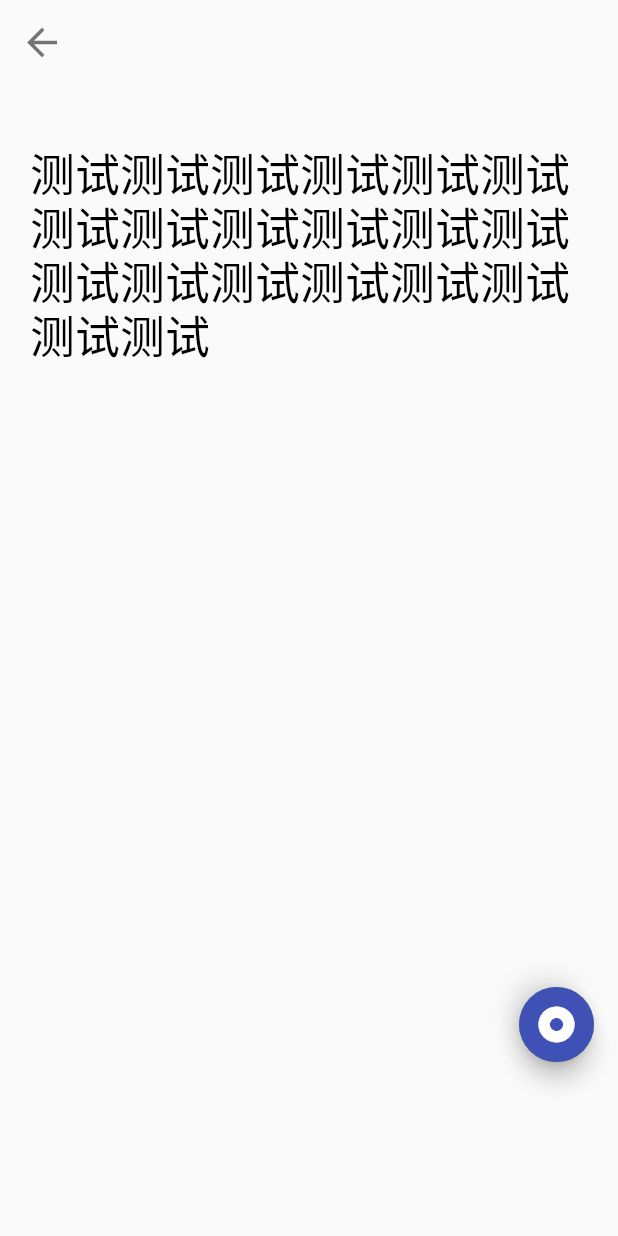
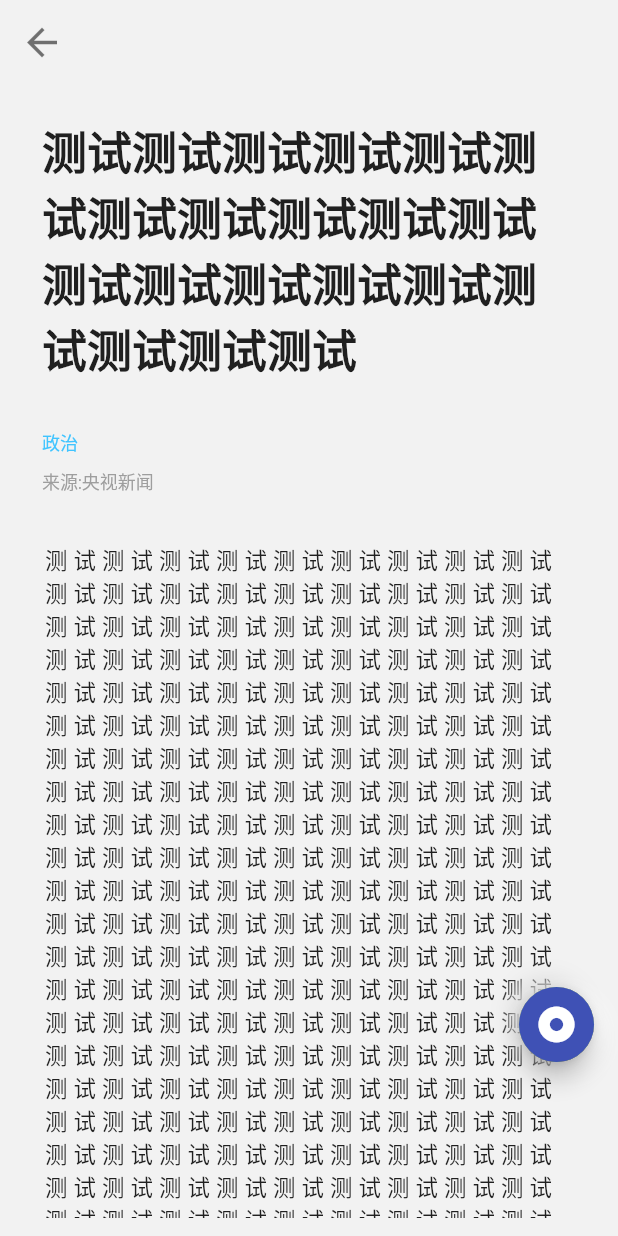
Before and after one commit to codezyu/plack, a Flutter app: the NewsPage screen opened directly, on a phone screen of 412 x 824 dp. Run offline on Flutter 3.47's test engine with Material 2 defaults, Android fonts, the phone set to English and light mode, and no system bars; drawn by our look-alikes of clay_containers; our stand-ins replace cached_network_image, camera, flutter_markdown, flutter_neumorphic, flutter_riverpod, focused_menu and 4 more; missing offline and left inert: back_button_interceptor, flutter_displaymode, restart_app, scratcher; accounts and stored records are empty; network calls fail; Roboto replaces fonts that are missing (TitleFont); project files that could hold a hidden picture were left out.

Commit message:
V0.0.3.3 完善新闻详情页
Signed-off-by: codezyu <1954285529@qq.com>

```diff
--- a/lib/function/newsPage/newsPage.dart
+++ b/lib/function/newsPage/newsPage.dart
@@ -2,6 +2,7 @@ import 'dart:async';
 import 'package:clay_containers/widgets/clay_container.dart';
 import 'package:clay_containers/widgets/clay_text.dart';
 import 'package:flutter/material.dart';
+import 'package:flutter_markdown/flutter_markdown.dart';
 import 'package:font_awesome_flutter/font_awesome_flutter.dart';
 import 'package:plack/style/NeuCard.dart';
 import 'package:webview_flutter/webview_flutter.dart';
@@ -63,37 +64,61 @@ class _NewsPageState extends State<NewsPage>{
           ),
         ),
         floatingActionButtonLocation: AlmostEndFloatFabLocation(),
-        body: Column(
+        body: Container(
+          alignment: Alignment.topLeft,
+          padding: EdgeInsets.fromLTRB(12, 6, 12, 12),
+          color: backgroundNewsColor,
+          child: Column(
+            mainAxisSize: MainAxisSize.min,
+            crossAxisAlignment: CrossAxisAlignment.start,
             children: [
-            SizedBox(
-              height: 100,
-            ),
-            Row(
-              children:
-              [
-                SizedBox(
-                  width: 20,
-                ),
               Expanded(
-                  child: Text(
-                    '测试'*20,
-                    textAlign: TextAlign.left,
-                    style: const TextStyle(
-                        color: Colors.black,
-                        fontSize: 30.0,
-                        height: 1.2,
-                        fontFamily: "TitleFont",
-                        decorationStyle: TextDecorationStyle.dashed
-                    ),
-
+                child:ListView(
+                  children: <Widget>[
+                    Markdown(
+                      data: '# '+'测试'*20,
+                      physics: new NeverScrollableScrollPhysics(),
+                      shrinkWrap: true,
+                      styleSheet: MarkdownStyleSheet(
+                        h1: TextStyle(
+                          fontSize: 30,
+                          fontWeight: FontWeight.bold,
+                          fontFamily: 'TitleFont',
                         ),
                       ),
-                SizedBox(
-                  width: 20,
                     ),
-              ]
+                    Markdown(
+                      data: '政治\n'+'###### '+'来源:'+'央视新闻',
+                      physics: new NeverScrollableScrollPhysics(),
+                      shrinkWrap: true,
+                      styleSheet: MarkdownStyleSheet(
+                        p: TextStyle(
+                          fontSize: 12,
+                          color: Colors.lightBlueAccent,
+                        ),
+                        h6: TextStyle(
+                          fontSize: 12,
+                          color: Colors.grey,
+                        ),
+                      ),
+                    ),
+                    Markdown(
+                      data: '测试'*200,
+                      physics: new NeverScrollableScrollPhysics(),
+                      shrinkWrap: true,
+                      styleSheet: MarkdownStyleSheet(
+                        p: TextStyle(
+                          fontFamily: 'TitleFont',
+                          fontSize: 15,
+                          letterSpacing: 4,
+                        ),
+                      ),
+                    ),
+                  ],
                 )
+              ),
             ],
+          ),
         )
     );
   }
--- a/lib/main.dart
+++ b/lib/main.dart
@@ -5,6 +5,7 @@ import 'package:flutter_riverpod/flutter_riverpod.dart';
 import 'package:plack/function/aboutPage/aboutPage.dart';
 import 'package:plack/function/drawerPage/drawerPage.dart';
 import 'package:plack/function/mainPage/mainpage.dart';
+import 'package:plack/function/newsPage/newsPage.dart';
 import 'package:plack/function/settingPage/settingPage.dart';
 
 import 'common/config.dart';
--- a/lib/style/NeuButton.dart
+++ b/lib/style/NeuButton.dart
@@ -11,7 +11,7 @@ class NeuButton extends StatefulWidget {
   AnimatedIcon? animatedIco;
   bool flag = false;
   bool animated = false;
-  double length, breadth, radii,size;
+  double length, breadth, radii;
   Function? onPress;
 
   NeuButton(
@@ -22,7 +22,6 @@ class NeuButton extends StatefulWidget {
         this.length = 60,
         this.breadth = 60,
         this.animated = false,
-        this.size=30,
         this.animatedIco});
 
   @override
@@ -107,7 +106,7 @@ class _NeuButtonState extends State<NeuButton> with SingleTickerProviderStateMix
                     ? Center(
                   child: AnimatedIcon(
                     icon: widget.ico,
-                    size: widget.size,
+                    size: 30,
                     color: textColor,
                     progress: playPauseController,
                   ),
--- a/pubspec.yaml
+++ b/pubspec.yaml
@@ -53,6 +53,7 @@ dependencies:
   animated_radial_menu: ^0.0.1
   clay_containers:
     git: https://github.91chi.fun//https://github.com/mcaubrey/clay_containers.git
+  flutter_markdown: ^0.6.10+2
 dev_dependencies:
   flutter_test:
     sdk: flutter
```
Lines whose indentation alone changed are shown as unchanged.
